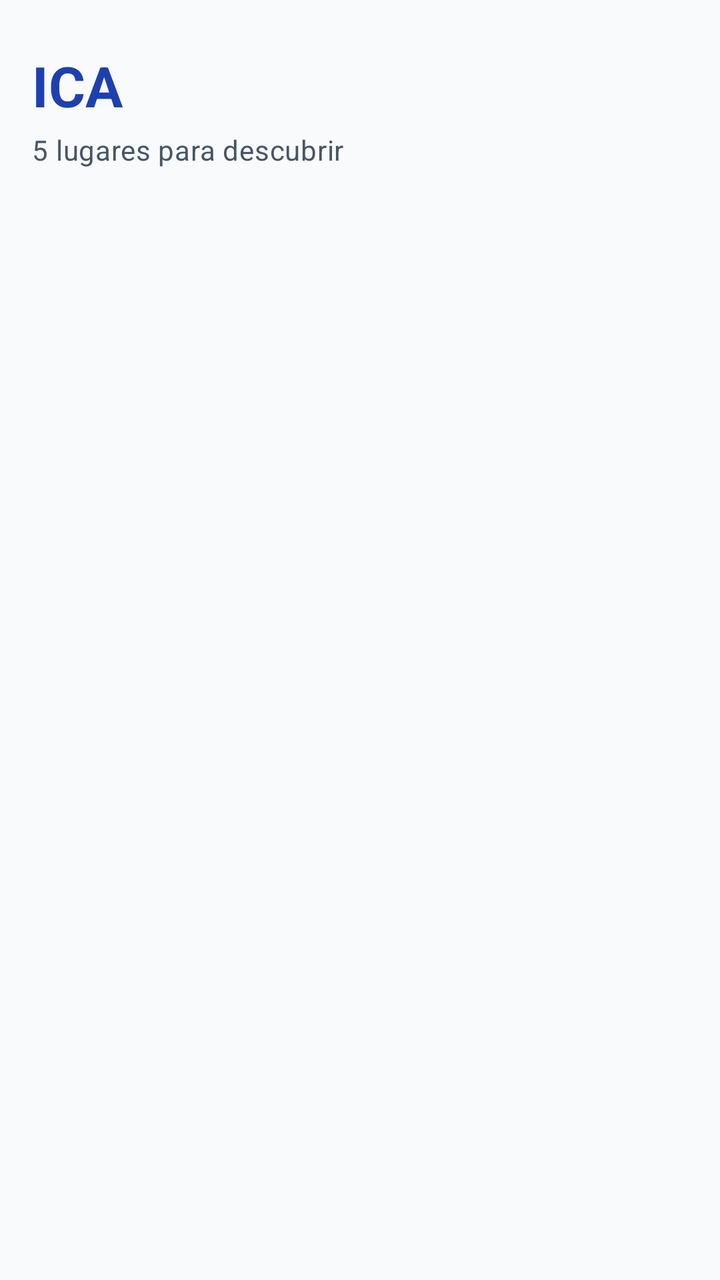
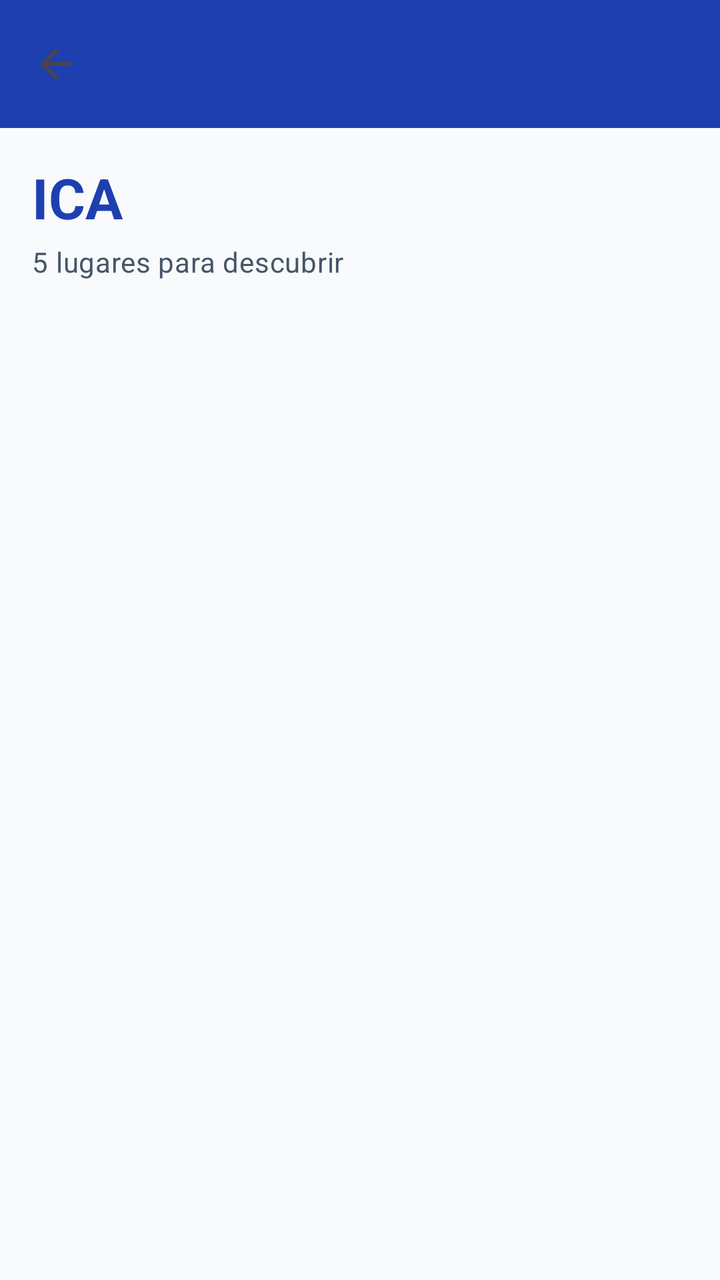

Two renders of the same Android screen: before a commit and after it. Below are the layout's source before the change and the commit's diff.
<!-- AndroidManifest.xml: application theme Theme.ITANES -->
<!-- res/layout/activity_places.xml -->
<?xml version="1.0" encoding="utf-8"?>
<androidx.constraintlayout.widget.ConstraintLayout xmlns:android="http://schemas.android.com/apk/res/android"
    xmlns:app="http://schemas.android.com/apk/res-auto"
    xmlns:tools="http://schemas.android.com/tools"
    android:layout_width="match_parent"
    android:layout_height="match_parent"
    android:background="@color/color_background"
    tools:context=".PlacesActivity">

    <TextView
        android:id="@+id/textPlacesTitle"
        android:layout_width="wrap_content"
        android:layout_height="wrap_content"
        android:layout_marginStart="16dp"
        android:layout_marginTop="24dp"
        android:text="@string/tour_name"
        android:textColor="@color/color_primary"
        android:textAppearance="?attr/textAppearanceHeadlineMedium"
        android:textStyle="bold"
        app:layout_constraintStart_toStartOf="parent"
        app:layout_constraintTop_toTopOf="parent" />

    <TextView
        android:id="@+id/textPlacesSubtitle"
        android:layout_width="wrap_content"
        android:layout_height="wrap_content"
        android:layout_marginStart="16dp"
        android:layout_marginTop="4dp"
        android:text="@string/places_to_discover"
        android:textColor="@color/text_secondary"
        android:textAppearance="?attr/textAppearanceBodyMedium"
        app:layout_constraintStart_toStartOf="parent"
        app:layout_constraintTop_toBottomOf="@+id/textPlacesTitle" />

    <androidx.recyclerview.widget.RecyclerView
        android:id="@+id/recyclerPlaces"
        android:layout_width="match_parent"
        android:layout_height="0dp"
        android:layout_marginTop="16dp"
        android:clipToPadding="false"
        android:paddingBottom="16dp"
        app:layout_constraintBottom_toBottomOf="parent"
        app:layout_constraintEnd_toEndOf="parent"
        app:layout_constraintStart_toStartOf="parent"
        app:layout_constraintTop_toBottomOf="@+id/textPlacesSubtitle" />

</androidx.constraintlayout.widget.ConstraintLayout>
<!-- resources referenced by this layout -->
<resources>
  <color name="color_background">#F8FAFC</color>
  <color name="color_primary">#1E40AF</color>
  <color name="text_secondary">#475569</color>
  <string name="places_to_discover">5 lugares para descubrir</string>
  <string name="tour_name">ICA</string>
  <style name="Theme.ITANES" parent="Base.Theme.ITANES" />
  <style name="Base.Theme.ITANES" parent="Theme.Material3.DayNight.NoActionBar">
          
          <item name="colorPrimary">@color/color_primary</item>
          <item name="colorOnPrimary">@color/text_on_primary</item>
          <item name="colorPrimaryDark">@color/color_primary_dark</item>
          <item name="colorSecondary">@color/color_secondary</item>
  
          
          <item name="android:windowBackground">@color/color_background</item>
          <item name="colorSurface">@color/color_surface</item>
  
          
          <item name="android:statusBarColor">@color/color_primary_dark</item>
  
          
          <item name="colorOnSurface">@color/text_primary</item>
          <item name="colorOnSurfaceVariant">@color/text_secondary</item>
  
          
          <item name="colorError">@color/color_error</item>
      </style>
  <color name="text_on_primary">#FFFFFF</color>
  <color name="color_primary_dark">#172554</color>
  <color name="color_secondary">#F59E0B</color>
  <color name="color_surface">#FFFFFF</color>
  <color name="text_primary">#0F172A</color>
  <color name="color_error">#DC2626</color>
</resources>

<!-- the commit's change to res/layout/activity_places.xml (unified diff, before → after) -->
@@ -7,18 +7,28 @@
     android:background="@color/color_background"
     tools:context=".PlacesActivity">
 
+    <com.google.android.material.appbar.MaterialToolbar
+        android:id="@+id/toolbarPlaces"
+        android:layout_width="match_parent"
+        android:layout_height="?attr/actionBarSize"
+        android:background="?attr/colorPrimary"
+        app:titleTextColor="@color/text_on_primary"
+        app:navigationIcon="@drawable/ic_arrow_back"
+        app:navigationContentDescription="@string/nav_back_desc"
+        app:layout_constraintTop_toTopOf="parent" />
+
     <TextView
         android:id="@+id/textPlacesTitle"
         android:layout_width="wrap_content"
         android:layout_height="wrap_content"
         android:layout_marginStart="16dp"
-        android:layout_marginTop="24dp"
+        android:layout_marginTop="16dp"
         android:text="@string/tour_name"
         android:textColor="@color/color_primary"
         android:textAppearance="?attr/textAppearanceHeadlineMedium"
         android:textStyle="bold"
         app:layout_constraintStart_toStartOf="parent"
-        app:layout_constraintTop_toTopOf="parent" />
+        app:layout_constraintTop_toBottomOf="@+id/toolbarPlaces" />
 
     <TextView
         android:id="@+id/textPlacesSubtitle"
<!-- resource entries referenced after the edit -->
@@ -2,7 +2,20 @@
 <resources>
   <color name="color_background">#F8FAFC</color>
   <color name="color_primary">#1E40AF</color>
+  <color name="text_on_primary">#FFFFFF</color>
   <color name="text_secondary">#475569</color>
+  <!-- drawable ic_arrow_back (drawable) -->
+  <vector xmlns:android="http://schemas.android.com/apk/res/android"
+      android:width="24dp"
+      android:height="24dp"
+      android:viewportWidth="24"
+      android:viewportHeight="24"
+      android:tint="?attr/colorControlNormal">
+      <path
+          android:fillColor="@android:color/white"
+          android:pathData="M20,11H7.83l5.59,-5.59L12,4l-8,8 8,8 1.41,-1.41L7.83,13H20v-2z"/>
+  </vector>
+  <string name="nav_back_desc">Regresar a la pantalla anterior</string>
   <string name="places_to_discover">5 lugares para descubrir</string>
   <string name="tour_name">ICA</string>
   <style name="Theme.ITANES" parent="Base.Theme.ITANES" />
@@ -27,7 +40,6 @@
           
           <item name="colorError">@color/color_error</item>
       </style>
-  <color name="text_on_primary">#FFFFFF</color>
   <color name="color_primary_dark">#172554</color>
   <color name="color_secondary">#F59E0B</color>
   <color name="color_surface">#FFFFFF</color>
